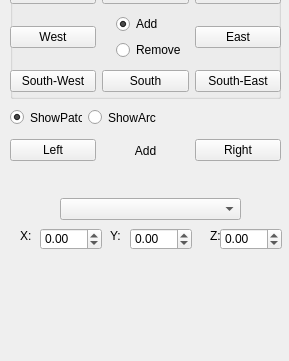
This is QtFramework/GUI/SideWidget.ui in imecstamas/cagd-hermite as Qt 5 draws it before an edit; both pictures show x 0 to 289 and y 332 to 693 of the 289 by 693 pixel window. The edited form follows.
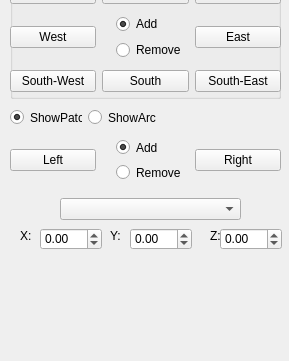
This is the edited form.

```diff
--- a/QtFramework/GUI/SideWidget.ui
+++ b/QtFramework/GUI/SideWidget.ui
@@ -389,7 +389,7 @@
      <x>10</x>
      <y>470</y>
      <width>271</width>
-     <height>25</height>
+     <height>44</height>
     </rect>
    </property>
    <layout class="QHBoxLayout" name="horizontalLayout">
@@ -401,14 +401,28 @@
      </widget>
     </item>
     <item>
-     <widget class="QLabel" name="label_10">
+     <layout class="QVBoxLayout" name="verticalLayout_2">
+      <property name="leftMargin">
+       <number>14</number>
+      </property>
+      <item>
+       <widget class="QRadioButton" name="arc_add_button">
       <property name="text">
        <string>Add</string>
       </property>
-      <property name="alignment">
-       <set>Qt::AlignCenter</set>
-      </property>
-     </widget>
+        <property name="checked">
+         <bool>true</bool>
+        </property>
+       </widget>
+      </item>
+      <item>
+       <widget class="QRadioButton" name="arc_remove_button">
+        <property name="text">
+         <string>Remove</string>
+        </property>
+       </widget>
+      </item>
+     </layout>
     </item>
     <item>
      <widget class="QPushButton" name="arcRightButton">
```
Lines whose indentation alone changed are shown as unchanged.
